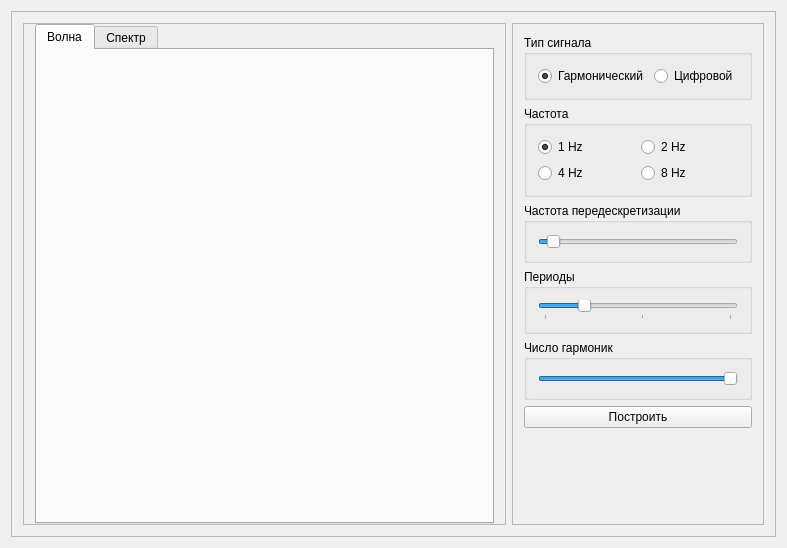
Before: the Qt Designer form waveplot.ui in NerdSmith/task1_TIPaS, drawn with Qt 5.
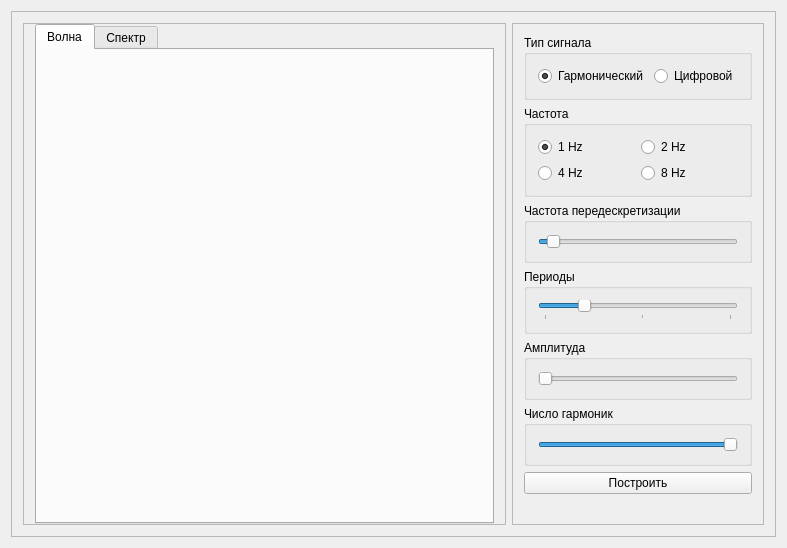
After: the same form once the commit is applied. Custom widgets are drawn as their Qt base class.

What changed in the file:
```diff
--- a/waveplot.ui
+++ b/waveplot.ui
@@ -253,6 +253,40 @@
            </layout>
           </widget>
          </item>
+         <item>
+          <widget class="QGroupBox" name="amplBox">
+           <property name="enabled">
+            <bool>true</bool>
+           </property>
+           <property name="title">
+            <string>Амплитуда</string>
+           </property>
+           <layout class="QVBoxLayout" name="verticalLayout_7">
+            <item>
+             <widget class="FancySlider" name="amplSlider">
+              <property name="sizePolicy">
+               <sizepolicy hsizetype="Preferred" vsizetype="Fixed">
+                <horstretch>0</horstretch>
+                <verstretch>0</verstretch>
+               </sizepolicy>
+              </property>
+              <property name="minimum">
+               <number>1</number>
+              </property>
+              <property name="maximum">
+               <number>20</number>
+              </property>
+              <property name="value">
+               <number>1</number>
+              </property>
+              <property name="orientation">
+               <enum>Qt::Horizontal</enum>
+              </property>
+             </widget>
+            </item>
+           </layout>
+          </widget>
+         </item>
          <item>
           <widget class="QGroupBox" name="harmonicsNbBox">
            <property name="enabled">
```
